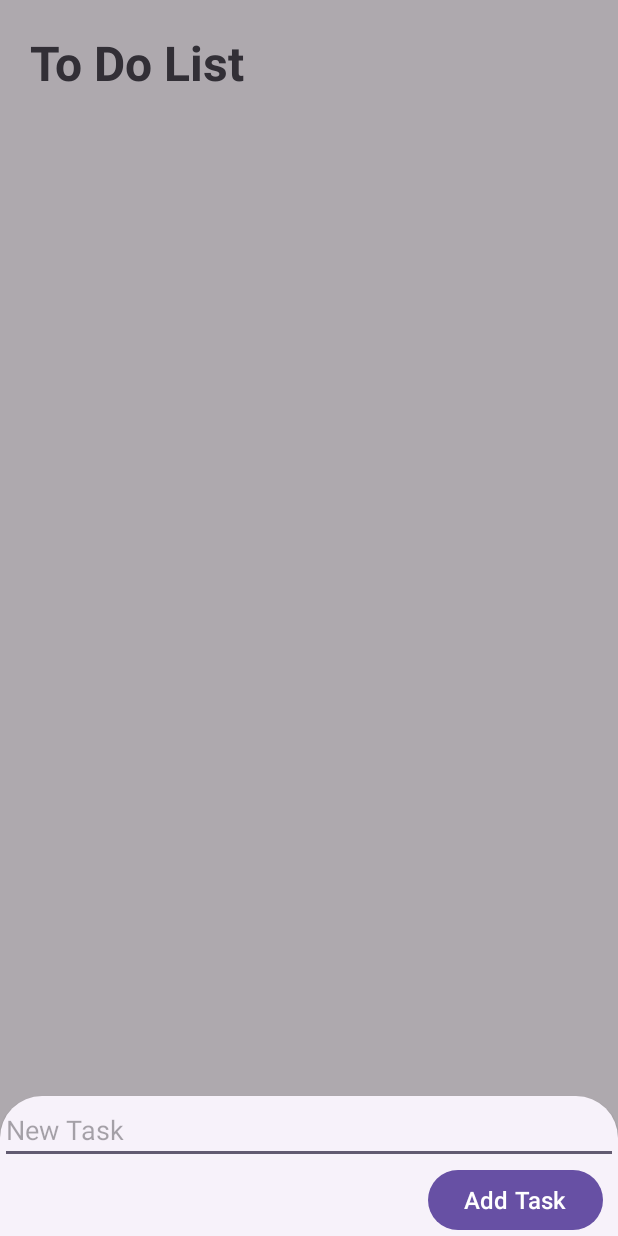
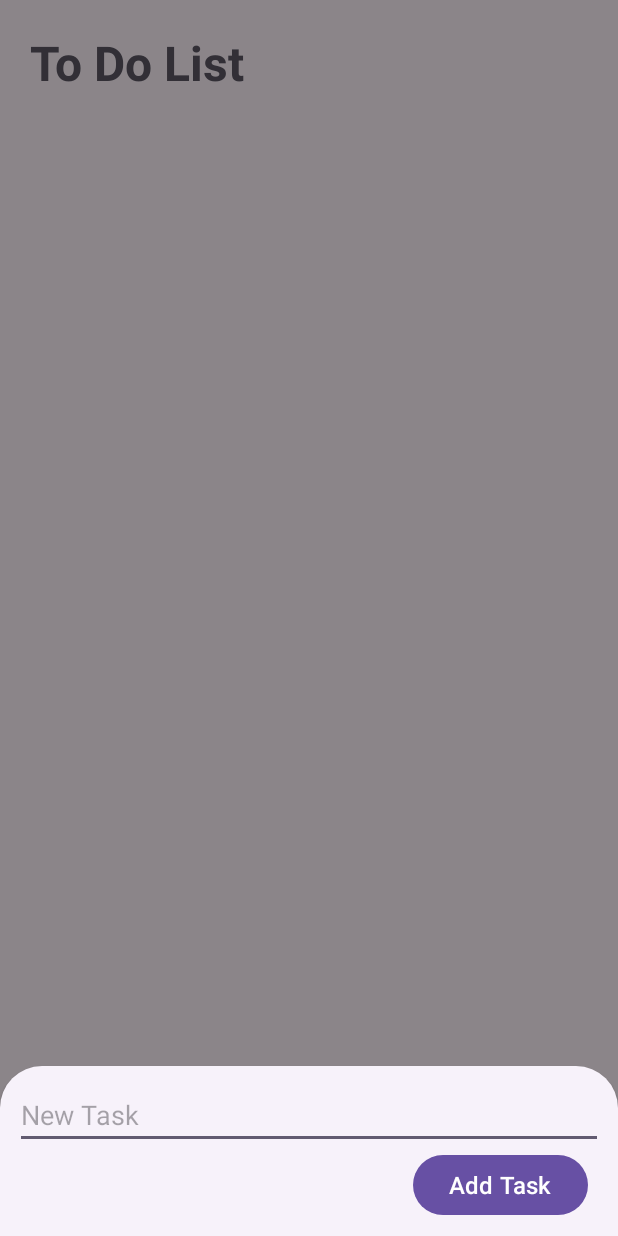
Before and after one commit to ttruongg/To_Do_List_App, an Android app: the screen it shows after launch (MainActivity), after a tap on an icon or button, on a phone screen of 412 x 824 dp. Run offline under Robolectric (Android 15) with nearby library versions, the phone set to English and light mode, and no system bars.

```diff
--- a/app/src/main/java/com/example/to_do_list_app/AddNewTask.java
+++ b/app/src/main/java/com/example/to_do_list_app/AddNewTask.java
@@ -24,13 +24,15 @@ import com.example.to_do_list_app.Model.Task;
 import com.example.to_do_list_app.Utils.DataBaseHandler;
 import com.google.android.material.bottomsheet.BottomSheetDialogFragment;
 
+import java.util.Objects;
+
 public class AddNewTask extends BottomSheetDialogFragment {
     public static final String TAG = "ActionBottomDialog";
     private EditText newTask;
     private Button addTaskButton;
     private DataBaseHandler db;
 
-    public static AddNewTask newTask(){
+    public static AddNewTask newInstance(){
         return new AddNewTask();
     }
 
@@ -52,7 +54,7 @@ public class AddNewTask extends BottomSheetDialogFragment {
     @Override
     public void onViewCreated(@NonNull View view, @Nullable Bundle savedInstanceState) {
         super.onViewCreated(view, savedInstanceState);
-        newTask = getView().findViewById(R.id.newTask);
+        newTask = requireView().findViewById(R.id.newTask);
         addTaskButton = getView().findViewById(R.id.btnAddTask);
 
         db = new DataBaseHandler(getActivity());
@@ -64,8 +66,10 @@ public class AddNewTask extends BottomSheetDialogFragment {
             isUpdate = true;
             String task = bundle.getString("task");
             newTask.setText(task);
-            if (task.length()>0){
-                addTaskButton.setTextColor(ContextCompat.getColor(getContext(), R.color.green));
+            assert task != null;
+            if (task.length()>0) {
+                addTaskButton.setTextColor(ContextCompat.getColor(requireContext(), R.color.green));
+            }
         }
         newTask.addTextChangedListener(new TextWatcher() {
             @Override
@@ -81,7 +85,7 @@ public class AddNewTask extends BottomSheetDialogFragment {
                 }
                 else {
                     addTaskButton.setEnabled(true);
-                        addTaskButton.setTextColor(ContextCompat.getColor(getContext(), R.color.green));
+                    addTaskButton.setTextColor(ContextCompat.getColor(requireContext(), R.color.green));
                 }
 
             }
@@ -91,7 +95,6 @@ public class AddNewTask extends BottomSheetDialogFragment {
 
             }
         });
-        }
 
         boolean finalIsUpdate = isUpdate;
         addTaskButton.setOnClickListener(new View.OnClickListener() {
@@ -105,6 +108,7 @@ public class AddNewTask extends BottomSheetDialogFragment {
                     Task task = new Task();
                     task.setTask(text);
                     task.setStatus(0);
+                    db.insertTask(task);
                 }
                 dismiss();
             }
--- a/app/src/main/java/com/example/to_do_list_app/MainActivity.java
+++ b/app/src/main/java/com/example/to_do_list_app/MainActivity.java
@@ -1,6 +1,7 @@
 package com.example.to_do_list_app;
 
 import androidx.appcompat.app.AppCompatActivity;
+import androidx.recyclerview.widget.ItemTouchHelper;
 import androidx.recyclerview.widget.LinearLayoutManager;
 
 import android.content.DialogInterface;
@@ -33,12 +34,16 @@ public class MainActivity extends AppCompatActivity implements DialogCloseListen
 
         db = new DataBaseHandler(this);
         db.OpenDB();
-        taskList = new ArrayList<>();
+
+       // taskList = new ArrayList<>();
+
         LinearLayoutManager layoutManager = new LinearLayoutManager(this, LinearLayoutManager.VERTICAL, false);
         binding.tasksRecyclerView.setLayoutManager(layoutManager);
-        taskAdapter = new TaskAdapter(this, db);
+        taskAdapter = new TaskAdapter(MainActivity.this, db);
         binding.tasksRecyclerView.setAdapter(taskAdapter);
 
+        ItemTouchHelper imtemtochhelper = new ItemTouchHelper(new RecyclerItemTouch(taskAdapter));
+        imtemtochhelper.attachToRecyclerView(binding.tasksRecyclerView);
 
         taskList = db.getAllTask();
         Collections.reverse(taskList);
@@ -47,7 +52,7 @@ public class MainActivity extends AppCompatActivity implements DialogCloseListen
         binding.fab.setOnClickListener(new View.OnClickListener() {
             @Override
             public void onClick(View view) {
-                AddNewTask.newTask().show(getSupportFragmentManager(), AddNewTask.TAG);
+                AddNewTask.newInstance().show(getSupportFragmentManager(), AddNewTask.TAG);
             }
         });
 
--- a/app/src/main/java/com/example/to_do_list_app/Utils/DataBaseHandler.java
+++ b/app/src/main/java/com/example/to_do_list_app/Utils/DataBaseHandler.java
@@ -18,12 +18,12 @@ public class DataBaseHandler extends SQLiteOpenHelper {
 
     private static final int DATABASE_VERSION = 1;
     private static final String DATABASE_NAME = "ToDoListDataBase";
-    private static final String TABLE_TASK = "TaskToDo";
+    private static final String TABLE_TASK = "ToDoList";
     private static final String COLUMN_NAME_ID = "id";
     private static final String COLUMN_NAME_TASK = "task";
     private static final String COLUMN_NAME_STATUS = "status";
-    private static final String CREATE_TASK_TABLE = "CREATE TABLE" + TABLE_TASK + "(" + COLUMN_NAME_ID + "INTEGER PRIMARY KEY, "
-            + COLUMN_NAME_TASK + "TEXT, " + COLUMN_NAME_STATUS + " INTEGER)";
+    private static final String CREATE_TASK_TABLE = "CREATE TABLE " + TABLE_TASK + "(" + COLUMN_NAME_ID + " INTEGER PRIMARY KEY AUTOINCREMENT, " + COLUMN_NAME_TASK + " TEXT, "
+            + COLUMN_NAME_STATUS + " INTEGER)";
 
     private SQLiteDatabase db;
 
@@ -32,12 +32,13 @@ public class DataBaseHandler extends SQLiteOpenHelper {
     }
 
     @Override
-    public void onCreate(SQLiteDatabase sqLiteDatabase) {
+    public void onCreate(SQLiteDatabase db) {
+        db.execSQL(CREATE_TASK_TABLE);
 
     }
 
     @Override
-    public void onUpgrade(SQLiteDatabase sqLiteDatabase, int i, int i1) {
+    public void onUpgrade(SQLiteDatabase db, int i, int i1) {
         db.execSQL("DROP TABLE IF EXISTS " + TABLE_TASK);
 
         onCreate(db);
@@ -58,28 +59,28 @@ public class DataBaseHandler extends SQLiteOpenHelper {
 
     public List<Task> getAllTask(){
         List<Task> taskList = new ArrayList<>();
-        Cursor cursor = null;
+        Cursor cur = null;
         db.beginTransaction();
         try{
-            cursor = db.query(TABLE_TASK, null, null, null, null, null, null, null);
-            if (cursor != null){
-                if (cursor.moveToFirst()){
+            cur = db.query(TABLE_TASK, null, null, null, null, null, null, null);
+            if(cur != null){
+                if(cur.moveToFirst()){
                     do{
                         Task task = new Task();
-                        task.setId(cursor.getInt(cursor.getColumnIndexOrThrow(COLUMN_NAME_ID)));
-                        task.setTask(cursor.getString(cursor.getColumnIndexOrThrow(COLUMN_NAME_TASK)));
-                        task.setTask(cursor.getString(cursor.getColumnIndexOrThrow(COLUMN_NAME_STATUS)));
+                        task.setId(cur.getInt(cur.getColumnIndexOrThrow(COLUMN_NAME_ID)));
+                        task.setTask(cur.getString(cur.getColumnIndexOrThrow(COLUMN_NAME_TASK)));
+                        task.setStatus(cur.getInt(cur.getColumnIndexOrThrow(COLUMN_NAME_STATUS)));
                         taskList.add(task);
-
-                    } while (cursor.moveToNext());
+                    }
+                    while(cur.moveToNext());
                 }
             }
-
-        } finally {
+        }
+        finally {
             db.endTransaction();
-            cursor.close();
+            assert cur != null;
+            cur.close();
         }
-
         return taskList;
     }
 
--- /dev/null
+++ b/app/src/main/res/drawable/ic_delete.xml
@@ -0,0 +1,5 @@
+<vector android:height="24dp" android:tint="#000000"
+    android:viewportHeight="24" android:viewportWidth="24"
+    android:width="24dp" xmlns:android="http://schemas.android.com/apk/res/android">
+    <path android:fillColor="@android:color/white" android:pathData="M6,19c0,1.1 0.9,2 2,2h8c1.1,0 2,-0.9 2,-2L18,7L6,7v12zM8.46,11.88l1.41,-1.41L12,12.59l2.12,-2.12 1.41,1.41L13.41,14l2.12,2.12 -1.41,1.41L12,15.41l-2.12,2.12 -1.41,-1.41L10.59,14l-2.13,-2.12zM15.5,4l-1,-1h-5l-1,1L5,4v2h14L19,4z"/>
+</vector>
--- /dev/null
+++ b/app/src/main/res/drawable/ic_edit.xml
@@ -0,0 +1,5 @@
+<vector android:height="24dp" android:tint="#000000"
+    android:viewportHeight="24" android:viewportWidth="24"
+    android:width="24dp" xmlns:android="http://schemas.android.com/apk/res/android">
+    <path android:fillColor="@android:color/white" android:pathData="M3,10h11v2H3V10zM3,8h11V6H3V8zM3,16h7v-2H3V16zM18.01,12.87l0.71,-0.71c0.39,-0.39 1.02,-0.39 1.41,0l0.71,0.71c0.39,0.39 0.39,1.02 0,1.41l-0.71,0.71L18.01,12.87zM17.3,13.58l-5.3,5.3V21h2.12l5.3,-5.3L17.3,13.58z"/>
+</vector>
--- a/app/src/main/res/layout/activity_main.xml
+++ b/app/src/main/res/layout/activity_main.xml
@@ -4,6 +4,7 @@
     xmlns:tools="http://schemas.android.com/tools"
     android:layout_width="match_parent"
     android:layout_height="match_parent"
+    android:background="@color/gray"
     tools:context=".MainActivity">
 
     <TextView
--- a/app/src/main/res/layout/add_item.xml
+++ b/app/src/main/res/layout/add_item.xml
@@ -1,7 +1,8 @@
 <?xml version="1.0" encoding="utf-8"?>
 <RelativeLayout xmlns:android="http://schemas.android.com/apk/res/android"
     android:layout_width="match_parent"
-    android:layout_height="wrap_content">
+    android:layout_height="wrap_content"
+    android:padding="10dp">
 
     <EditText
         android:id="@+id/newTask"
--- a/app/src/main/res/layout/item_task.xml
+++ b/app/src/main/res/layout/item_task.xml
@@ -4,6 +4,7 @@
     android:layout_height="wrap_content"
     xmlns:app="http://schemas.android.com/apk/res-auto"
     app:cardCornerRadius="8dp"
+
     android:layout_margin="10dp">
 
     <RelativeLayout
@@ -15,6 +16,7 @@
             android:id="@+id/todoCheckBox"
             android:layout_width="wrap_content"
             android:layout_height="wrap_content"
+            android:textStyle="bold"
             android:text="This is a task, for example."
             android:paddingStart="8dp" />
 
--- a/app/src/main/res/values/colors.xml
+++ b/app/src/main/res/values/colors.xml
@@ -4,4 +4,6 @@
     <color name="white">#FFFFFFFF</color>
     <color name="buttonTint_CheckBox">#3D52D3</color>
     <color name="green">#9DDF56</color>
+    <color name="gray">#45403939</color>
+    <color name="blue">#586ADA</color>
 </resources>
```
Also changed, not shown: app/src/main/java/com/example/to_do_list_app/Adapter/TaskAdapter.java (+12 -0 lines), app/src/main/java/com/example/to_do_list_app/RecyclerItemTouch.java (added, +109 -0 lines). Lines whose indentation alone changed are shown as unchanged.
